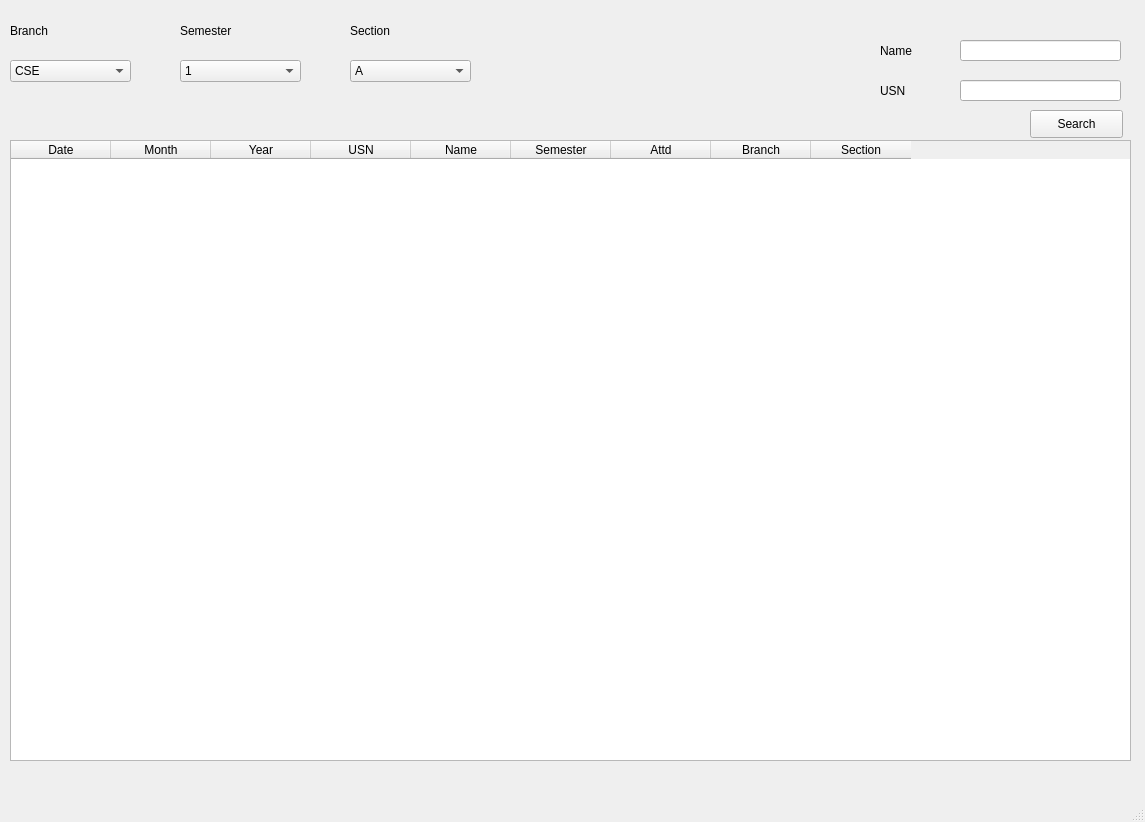
Old version of the form attendance.ui in the repository abhipray-cpu/RFID-attendance.
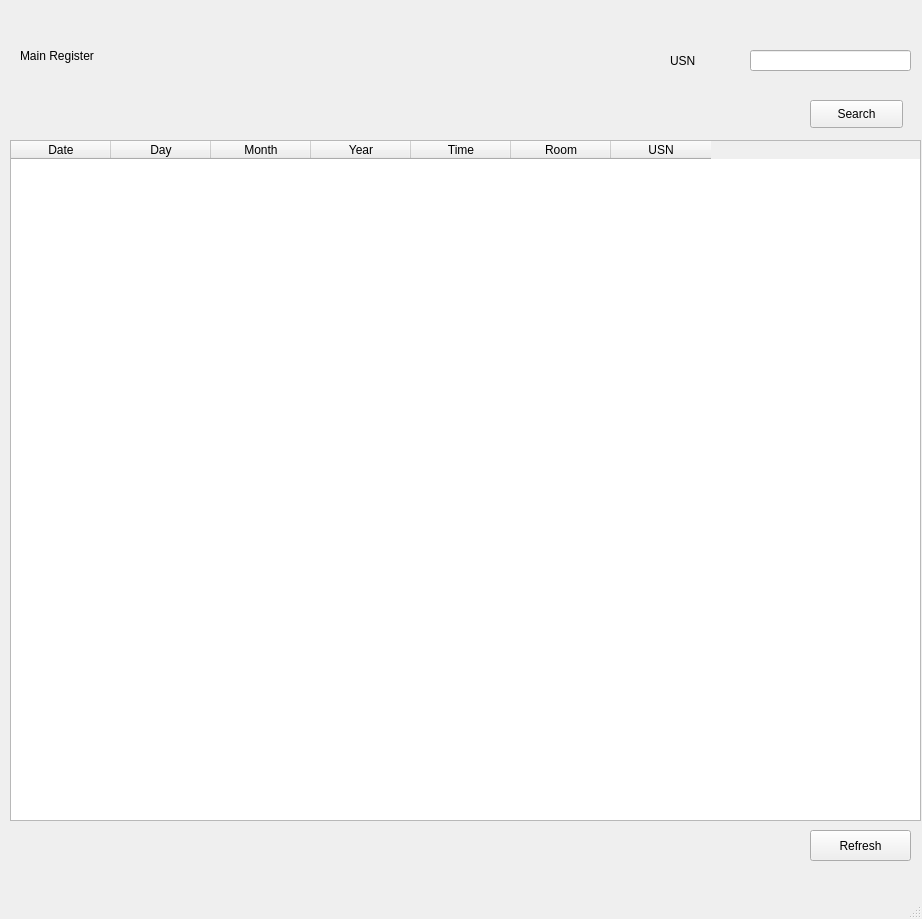
New version of the form.

The edit to the form file:
```diff
--- a/attendance.ui
+++ b/attendance.ui
@@ -6,8 +6,8 @@
    <rect>
     <x>0</x>
     <y>0</y>
-    <width>1145</width>
-    <height>822</height>
+    <width>922</width>
+    <height>919</height>
    </rect>
   </property>
   <property name="windowTitle">
@@ -19,8 +19,8 @@
      <rect>
       <x>10</x>
       <y>140</y>
-      <width>1121</width>
-      <height>621</height>
+      <width>911</width>
+      <height>681</height>
      </rect>
     </property>
     <property name="frameShadow">
@@ -37,6 +37,11 @@
       <string>Date</string>
      </property>
     </column>
+    <column>
+     <property name="text">
+      <string>Day</string>
+     </property>
+    </column>
     <column>
      <property name="text">
       <string>Month</string>
@@ -47,52 +52,27 @@
       <string>Year</string>
      </property>
     </column>
+    <column>
+     <property name="text">
+      <string>Time</string>
+     </property>
+    </column>
+    <column>
+     <property name="text">
+      <string>Room</string>
+     </property>
+    </column>
     <column>
      <property name="text">
       <string>USN</string>
      </property>
     </column>
-    <column>
-     <property name="text">
-      <string>Name</string>
-     </property>
-    </column>
-    <column>
-     <property name="text">
-      <string>Semester</string>
-     </property>
-    </column>
-    <column>
-     <property name="text">
-      <string>Attd</string>
-     </property>
-    </column>
-    <column>
-     <property name="text">
-      <string>Branch</string>
-     </property>
-    </column>
-    <column>
-     <property name="text">
-      <string>Section</string>
-     </property>
-    </column>
-   </widget>
-   <widget class="QLineEdit" name="name">
-    <property name="geometry">
-     <rect>
-      <x>960</x>
-      <y>40</y>
-      <width>161</width>
-      <height>21</height>
-     </rect>
-    </property>
    </widget>
    <widget class="QLineEdit" name="usn">
     <property name="geometry">
      <rect>
-      <x>960</x>
-      <y>80</y>
+      <x>750</x>
+      <y>50</y>
       <width>161</width>
       <height>21</height>
      </rect>
@@ -101,8 +81,8 @@
    <widget class="QPushButton" name="search">
     <property name="geometry">
      <rect>
-      <x>1030</x>
-      <y>110</y>
+      <x>810</x>
+      <y>100</y>
       <width>93</width>
       <height>28</height>
      </rect>
@@ -114,200 +94,11 @@
      <string>Search</string>
     </property>
    </widget>
-   <widget class="QComboBox" name="semester">
-    <property name="geometry">
-     <rect>
-      <x>180</x>
-      <y>60</y>
-      <width>121</width>
-      <height>22</height>
-     </rect>
-    </property>
-    <item>
-     <property name="text">
-      <string>1</string>
-     </property>
-    </item>
-    <item>
-     <property name="text">
-      <string>2</string>
-     </property>
-    </item>
-    <item>
-     <property name="text">
-      <string>3</string>
-     </property>
-    </item>
-    <item>
-     <property name="text">
-      <string>4</string>
-     </property>
-    </item>
-    <item>
-     <property name="text">
-      <string>5</string>
-     </property>
-    </item>
-    <item>
-     <property name="text">
-      <string>6</string>
-     </property>
-    </item>
-    <item>
-     <property name="text">
-      <string>7</string>
-     </property>
-    </item>
-    <item>
-     <property name="text">
-      <string>8</string>
-     </property>
-    </item>
-   </widget>
-   <widget class="QComboBox" name="branch">
-    <property name="geometry">
-     <rect>
-      <x>10</x>
-      <y>60</y>
-      <width>121</width>
-      <height>22</height>
-     </rect>
-    </property>
-    <item>
-     <property name="text">
-      <string>CSE</string>
-     </property>
-    </item>
-    <item>
-     <property name="text">
-      <string>ISE</string>
-     </property>
-    </item>
-    <item>
-     <property name="text">
-      <string>ECE</string>
-     </property>
-    </item>
-    <item>
-     <property name="text">
-      <string>EEE</string>
-     </property>
-    </item>
-    <item>
-     <property name="text">
-      <string>Mech</string>
-     </property>
-    </item>
-    <item>
-     <property name="text">
-      <string>IP</string>
-     </property>
-    </item>
-    <item>
-     <property name="text">
-      <string>Civil</string>
-     </property>
-    </item>
-    <item>
-     <property name="text">
-      <string>Mtech</string>
-     </property>
-    </item>
-    <item>
-     <property name="text">
-      <string>MCA</string>
-     </property>
-    </item>
-   </widget>
-   <widget class="QComboBox" name="section">
-    <property name="geometry">
-     <rect>
-      <x>350</x>
-      <y>60</y>
-      <width>121</width>
-      <height>22</height>
-     </rect>
-    </property>
-    <item>
-     <property name="text">
-      <string>A</string>
-     </property>
-    </item>
-    <item>
-     <property name="text">
-      <string>B</string>
-     </property>
-    </item>
-   </widget>
-   <widget class="QLabel" name="label">
-    <property name="geometry">
-     <rect>
-      <x>10</x>
-      <y>20</y>
-      <width>81</width>
-      <height>21</height>
-     </rect>
-    </property>
-    <property name="styleSheet">
-     <string notr="true">font: 12pt &quot;MS Shell Dlg 2&quot;;</string>
-    </property>
-    <property name="text">
-     <string>Branch</string>
-    </property>
-   </widget>
-   <widget class="QLabel" name="label_2">
-    <property name="geometry">
-     <rect>
-      <x>180</x>
-      <y>20</y>
-      <width>101</width>
-      <height>21</height>
-     </rect>
-    </property>
-    <property name="styleSheet">
-     <string notr="true">font: 12pt &quot;MS Shell Dlg 2&quot;;</string>
-    </property>
-    <property name="text">
-     <string>Semester</string>
-    </property>
-   </widget>
-   <widget class="QLabel" name="label_3">
-    <property name="geometry">
-     <rect>
-      <x>350</x>
-      <y>20</y>
-      <width>81</width>
-      <height>21</height>
-     </rect>
-    </property>
-    <property name="styleSheet">
-     <string notr="true">font: 12pt &quot;MS Shell Dlg 2&quot;;</string>
-    </property>
-    <property name="text">
-     <string>Section</string>
-    </property>
-   </widget>
-   <widget class="QLabel" name="label_4">
-    <property name="geometry">
-     <rect>
-      <x>880</x>
-      <y>40</y>
-      <width>61</width>
-      <height>21</height>
-     </rect>
-    </property>
-    <property name="styleSheet">
-     <string notr="true">font: 12pt &quot;MS Shell Dlg 2&quot;;</string>
-    </property>
-    <property name="text">
-     <string>Name</string>
-    </property>
-   </widget>
    <widget class="QLabel" name="label_5">
     <property name="geometry">
      <rect>
-      <x>880</x>
-      <y>80</y>
+      <x>670</x>
+      <y>50</y>
       <width>61</width>
       <height>21</height>
      </rect>
@@ -319,6 +110,38 @@
      <string>USN</string>
     </property>
    </widget>
+   <widget class="QPushButton" name="refresh">
+    <property name="geometry">
+     <rect>
+      <x>810</x>
+      <y>830</y>
+      <width>101</width>
+      <height>31</height>
+     </rect>
+    </property>
+    <property name="styleSheet">
+     <string notr="true">font: 10pt &quot;MS Shell Dlg 2&quot;;</string>
+    </property>
+    <property name="text">
+     <string>Refresh</string>
+    </property>
+   </widget>
+   <widget class="QLabel" name="label_6">
+    <property name="geometry">
+     <rect>
+      <x>20</x>
+      <y>30</y>
+      <width>201</width>
+      <height>51</height>
+     </rect>
+    </property>
+    <property name="styleSheet">
+     <string notr="true">font: 75 18pt &quot;MS Shell Dlg 2&quot;;</string>
+    </property>
+    <property name="text">
+     <string>Main Register</string>
+    </property>
+   </widget>
   </widget>
   <widget class="QMenuBar" name="menubar">
    <property name="geometry">
```
Left out of the diff: 2 changed lines with no effect on the pictures.
